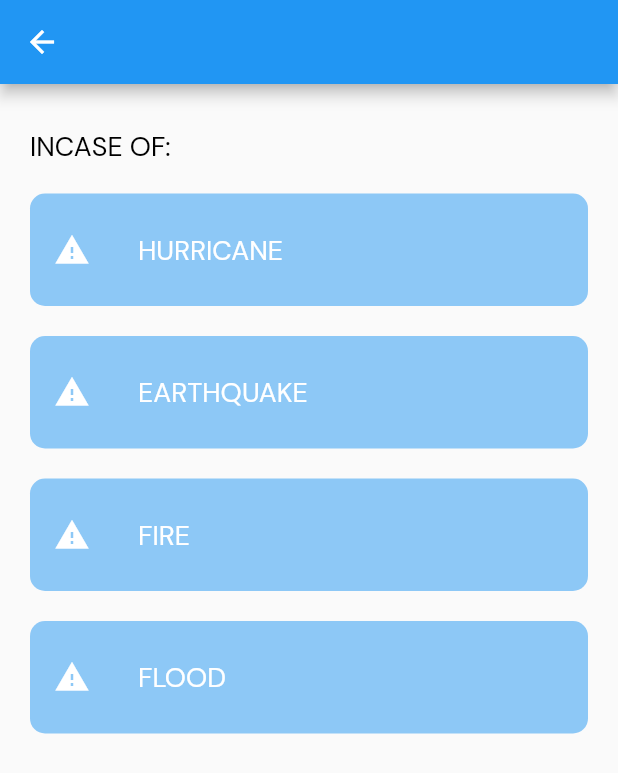
After one commit to lansoyyy/responder-user, a Flutter app: the HomeScreen screen opened directly, after a tap on "DISASTER COPING TIPS", on a phone screen of 412 x 824 dp. The commit adds this screen. Shown: the top 773 px of the screen. Run offline on Flutter 3.47's test engine with Material 2 defaults, Android fonts, the light colour scheme and no system bars; our stand-ins replace fluttertoast.

Commit message:
added disaster tabs

```diff
--- a/lib/screens/home_screen.dart
+++ b/lib/screens/home_screen.dart
@@ -1,5 +1,6 @@
 import 'package:flutter/material.dart';
 import 'package:responder/screens/pages/add_report_page.dart';
+import 'package:responder/screens/pages/coping_main_page.dart';
 
 import '../widgets/text_widget.dart';
 
@@ -40,7 +41,12 @@ class HomeScreen extends StatelessWidget {
             const SizedBox(
               height: 20,
             ),
-            card('DISASTER COPING TIPS', Icons.warning),
+            GestureDetector(
+                onTap: () {
+                  Navigator.of(context).push(MaterialPageRoute(
+                      builder: (context) => const CopingMainScreen()));
+                },
+                child: card('DISASTER COPING TIPS', Icons.warning)),
             const SizedBox(
               height: 20,
             ),
--- /dev/null
+++ b/lib/screens/pages/coping_main_page.dart
@@ -0,0 +1,92 @@
+import 'package:flutter/material.dart';
+import 'package:responder/screens/pages/coping_tabs/earthquake_tab.dart';
+import 'package:responder/screens/pages/coping_tabs/fire_tab.dart';
+import 'package:responder/screens/pages/coping_tabs/fllod_tab.dart';
+import 'package:responder/screens/pages/coping_tabs/hurricane_tab.dart';
+
+import '../../widgets/text_widget.dart';
+
+class CopingMainScreen extends StatelessWidget {
+  const CopingMainScreen({super.key});
+
+  @override
+  Widget build(BuildContext context) {
+    return Scaffold(
+      appBar: AppBar(),
+      body: Padding(
+        padding: const EdgeInsets.fromLTRB(20, 10, 20, 10),
+        child: Column(
+          children: [
+            const SizedBox(
+              height: 20,
+            ),
+            Align(
+              alignment: Alignment.topLeft,
+              child: TextWidget(text: 'INCASE OF:', fontSize: 18),
+            ),
+            const SizedBox(
+              height: 20,
+            ),
+            GestureDetector(
+                onTap: () {
+                  Navigator.of(context).push(MaterialPageRoute(
+                      builder: (context) => const HurricaneTab()));
+                },
+                child: card('HURRICANE', Icons.warning)),
+            const SizedBox(
+              height: 20,
+            ),
+            GestureDetector(
+                onTap: () {
+                  Navigator.of(context).push(MaterialPageRoute(
+                      builder: (context) => const EarthquakeTab()));
+                },
+                child: card('EARTHQUAKE', Icons.warning)),
+            const SizedBox(
+              height: 20,
+            ),
+            GestureDetector(
+                onTap: () {
+                  Navigator.of(context).push(
+                      MaterialPageRoute(builder: (context) => const FireTab()));
+                },
+                child: card('FIRE', Icons.warning)),
+            const SizedBox(
+              height: 20,
+            ),
+            GestureDetector(
+                onTap: () {
+                  Navigator.of(context).push(MaterialPageRoute(
+                      builder: (context) => const FloodTab()));
+                },
+                child: card('FLOOD', Icons.warning)),
+          ],
+        ),
+      ),
+    );
+  }
+
+  Widget card(String title, IconData icon) {
+    return Container(
+      height: 75,
+      width: double.infinity,
+      decoration: BoxDecoration(
+        color: Colors.blue.withOpacity(0.5),
+        borderRadius: BorderRadius.circular(10),
+      ),
+      child: Center(
+        child: ListTile(
+          leading: Icon(
+            icon,
+            color: Colors.white,
+          ),
+          title: TextWidget(
+            text: title,
+            fontSize: 18,
+            color: Colors.white,
+          ),
+        ),
+      ),
+    );
+  }
+}
```
Also changed, not shown: lib/screens/pages/coping_tabs/earthquake_tab.dart (added, +19 -0 lines), lib/screens/pages/coping_tabs/fire_tab.dart (added, +19 -0 lines), lib/screens/pages/coping_tabs/fllod_tab.dart (added, +19 -0 lines), lib/screens/pages/coping_tabs/hurricane_tab.dart (added, +19 -0 lines), assets/images/earth.PNG (added), assets/images/fire.PNG (added), assets/images/flood.png, assets/images/hurr.PNG (added).
